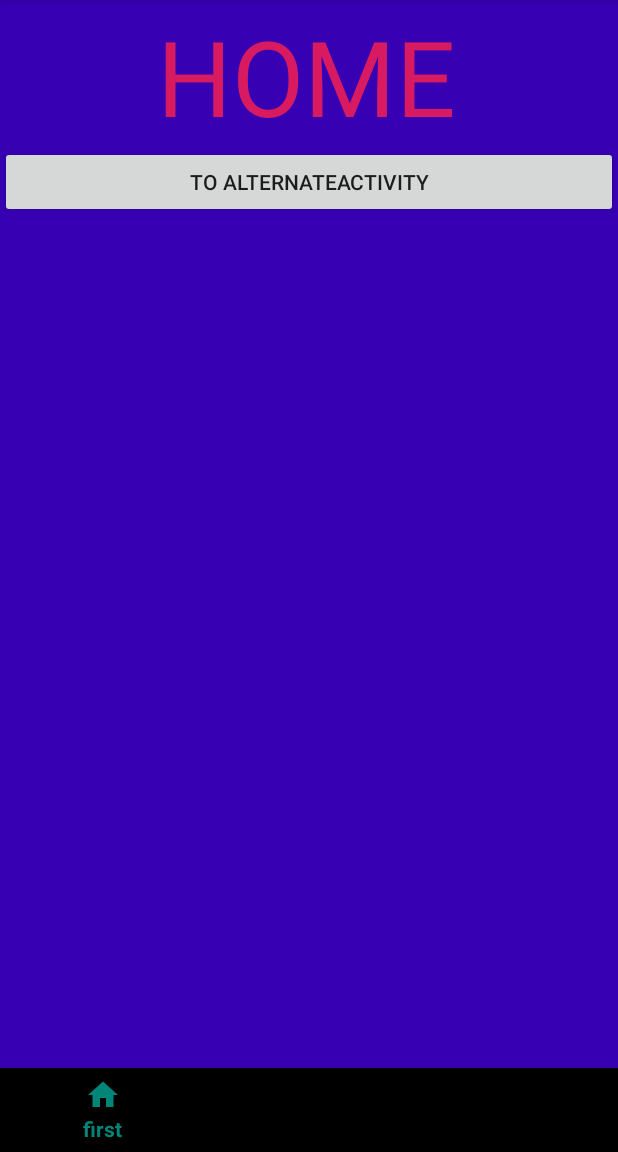
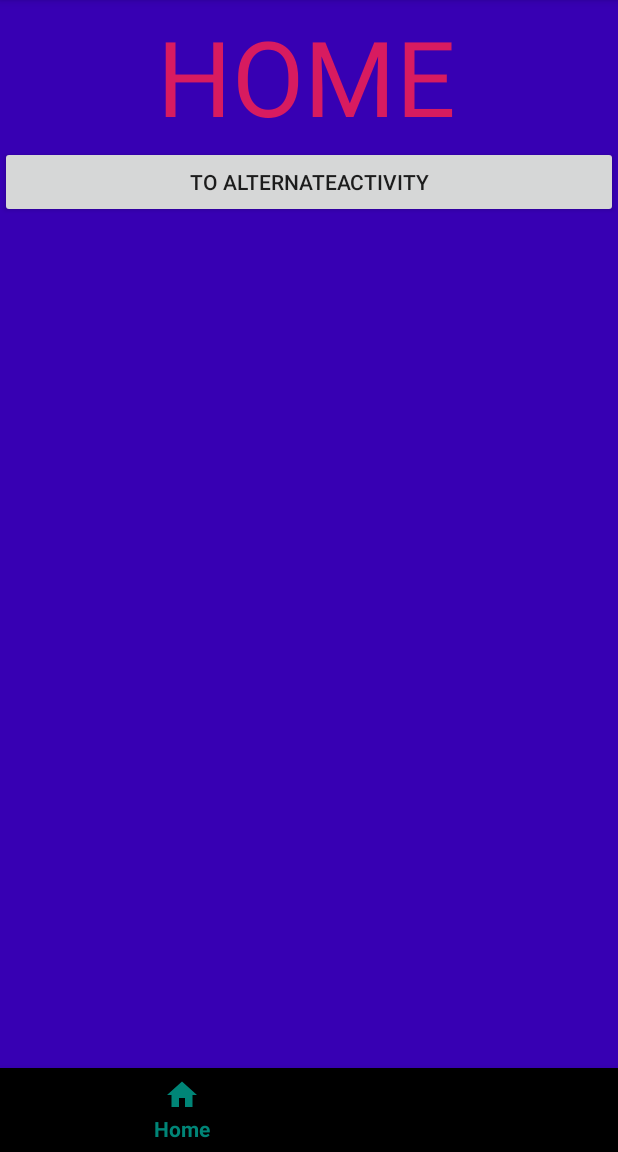
Before and after one commit to FrancisGlacken/NavigationJetpackEasySundayMorning, an Android app: the screen it shows after launch (MainActivity), on a phone screen of 412 x 824 dp, the part 84-1236 px from its top. Run offline under Robolectric (Android 15) with nearby library versions, the phone set to English and light mode, and no system bars; our stand-ins replace navigation-ui.

Commit message:
BottomNav shell

```diff
--- a/app/src/main/java/com/deltorostudios/navigationjetpackeasysundaymorning/MainActivity.java
+++ b/app/src/main/java/com/deltorostudios/navigationjetpackeasysundaymorning/MainActivity.java
@@ -1,7 +1,9 @@
 package com.deltorostudios.navigationjetpackeasysundaymorning;
 
 import android.os.Bundle;
+import android.support.design.widget.BottomNavigationView;
 import android.support.design.widget.FloatingActionButton;
+import android.support.design.widget.NavigationView;
 import android.support.design.widget.Snackbar;
 import android.support.v7.app.AppCompatActivity;
 import android.support.v7.widget.Toolbar;
@@ -11,10 +13,14 @@ import android.view.MenuItem;
 
 import androidx.navigation.NavController;
 import androidx.navigation.Navigation;
+import androidx.navigation.ui.NavigationUI;
 
 import static androidx.navigation.Navigation.findNavController;
 
 public class MainActivity extends AppCompatActivity {
+
+    private NavController navController;
+    private BottomNavigationView bottomNav;
 
     @Override
     protected void onCreate(Bundle savedInstanceState) {
@@ -23,15 +29,20 @@ public class MainActivity extends AppCompatActivity {
         Toolbar toolbar = findViewById(R.id.toolbar);
         setSupportActionBar(toolbar);
 
-        final FloatingActionButton fab = findViewById(R.id.fab);
-        fab.setOnClickListener(new View.OnClickListener() {
-            @Override
-            public void onClick(View view) {
-                Snackbar.make(view, "Replace with your own action", Snackbar.LENGTH_LONG)
-                        .setAction("Action", null).show();
+        bottomNav = findViewById(R.id.bottomNav);
+        navController = Navigation.findNavController(this, R.id.nav_host_fragment);
+        NavigationUI.setupWithNavController(bottomNav, navController);
 
-            }
-        });
+
+//        final FloatingActionButton fab = findViewById(R.id.fab);
+//        fab.setOnClickListener(new View.OnClickListener() {
+//            @Override
+//            public void onClick(View view) {
+//                Snackbar.make(view, "Replace with your own action", Snackbar.LENGTH_LONG)
+//                        .setAction("Action", null).show();
+//
+//            }
+//        });
     }
 
     @Override
--- a/app/src/main/res/menu/bottom_navigation_menu.xml
+++ b/app/src/main/res/menu/bottom_navigation_menu.xml
@@ -1,18 +1,18 @@
 <?xml version="1.0" encoding="utf-8"?>
 <menu xmlns:android="http://schemas.android.com/apk/res/android">
 <item
-    android:id="@+id/navHome"
+    android:id="@+id/homeDestination"
     android:enabled="true"
     android:icon="@drawable/ic_home_black_24dp"
-    android:title="first"/>
+    android:title="Home"/>
+<!--<item-->
+    <!--android:id="@+id/navTimer"-->
+    <!--android:enabled="true"-->
+    <!--android:icon="@drawable/ic_timer_black_24dp"-->
+    <!--android:title="second" />-->
 <item
-    android:id="@+id/navTimer"
+    android:id="@+id/settingsDestination"
     android:enabled="true"
-    android:icon="@drawable/ic_timer_black_24dp"
-    android:title="second" />
-<item
-    android:id="@+id/navSettings"
-    android:enabled="true"
-    android:title="third"
+    android:title="Settings?"
     android:icon="@drawable/ic_settings_black_24dp"/>
 </menu>
--- a/app/src/main/res/navigation/nav_graph.xml
+++ b/app/src/main/res/navigation/nav_graph.xml
@@ -3,28 +3,28 @@
     xmlns:app="http://schemas.android.com/apk/res-auto"
     xmlns:tools="http://schemas.android.com/tools"
     android:id="@+id/nav_graph"
-    app:startDestination="@id/homeFragment">
+    app:startDestination="@id/homeDestination">
     <fragment
-        android:id="@+id/homeFragment"
+        android:id="@+id/homeDestination"
         android:name="com.deltorostudios.navigationjetpackeasysundaymorning.HomeFragment"
         android:label="home_fragment"
         tools:layout="@layout/home_fragment" >
         <action
             android:id="@+id/action_homeFragment_to_alternateFragment"
-            app:destination="@id/alternateFragment"
+            app:destination="@id/settingsDestination"
             app:enterAnim="@anim/slide_in_right"
             app:exitAnim="@anim/slide_out_left"
             app:popEnterAnim="@anim/slide_in_left"
             app:popExitAnim="@anim/slide_out_right"/>
     </fragment>
     <fragment
-        android:id="@+id/alternateFragment"
+        android:id="@+id/settingsDestination"
         android:name="com.deltorostudios.navigationjetpackeasysundaymorning.AlternateFragment"
         android:label="alternate_fragment"
         tools:layout="@layout/alternate_fragment" >
         <action
             android:id="@+id/action_alternateFragment_to_homeFragment"
-            app:destination="@id/homeFragment"
+            app:destination="@id/homeDestination"
             app:enterAnim="@anim/slide_in_left"
             app:exitAnim="@anim/slide_out_right"
             app:popEnterAnim="@anim/slide_in_right"
```
